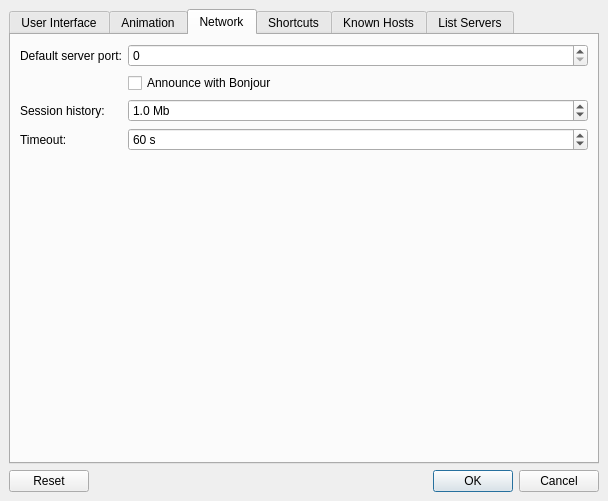
drawpile/Drawpile, file src/client/ui/settings.ui: the form before one commit.
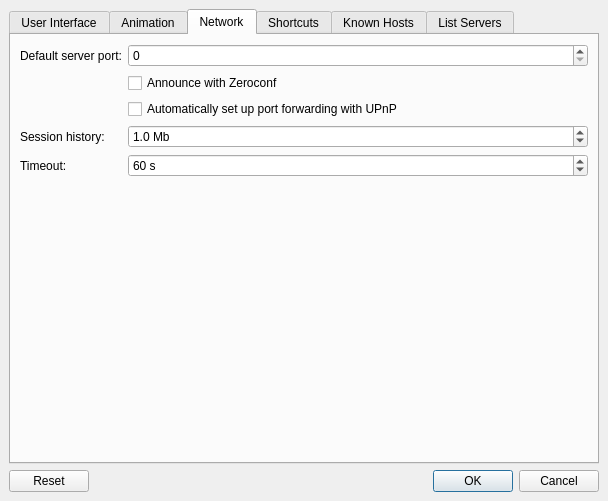
The form after the commit. The open tabs and pages were chosen to show the change. Icons and pictures are not drawn.

Commit message: Add UPnP port forwarding control

```diff
--- a/src/client/ui/settings.ui
+++ b/src/client/ui/settings.ui
@@ -445,14 +445,14 @@
          </property>
         </widget>
        </item>
-       <item row="2" column="0">
+       <item row="3" column="0">
         <widget class="QLabel" name="label_5">
          <property name="text">
           <string>Session history:</string>
          </property>
         </widget>
        </item>
-       <item row="2" column="1">
+       <item row="3" column="1">
         <widget class="QDoubleSpinBox" name="historylimit">
          <property name="specialValueText">
           <string>unlimited</string>
@@ -474,14 +474,14 @@
          </property>
         </widget>
        </item>
-       <item row="3" column="0">
+       <item row="4" column="0">
         <widget class="QLabel" name="label_6">
          <property name="text">
           <string>Timeout:</string>
          </property>
         </widget>
        </item>
-       <item row="3" column="1">
+       <item row="4" column="1">
         <widget class="QSpinBox" name="connTimeout">
          <property name="suffix">
           <string> s</string>
@@ -500,7 +500,14 @@
        <item row="1" column="1">
         <widget class="QCheckBox" name="dnssd">
          <property name="text">
-          <string>Announce with Bonjour</string>
+          <string>Announce with Zeroconf</string>
+         </property>
+        </widget>
+       </item>
+       <item row="2" column="1">
+        <widget class="QCheckBox" name="useupnp">
+         <property name="text">
+          <string>Automatically set up port forwarding with UPnP</string>
          </property>
         </widget>
        </item>
```
The commit also changes 9 other files.
